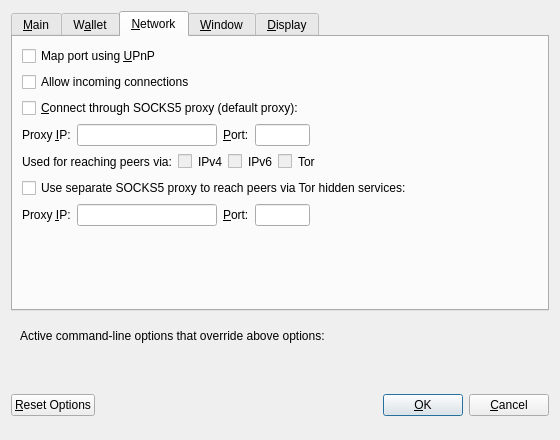
This is src/qt/forms/optionsdialog.ui in bitcoincore-dev/bitcoin-2001-863168-294116-d812cf1189 as Qt 5 draws it before an edit. The edited form follows.
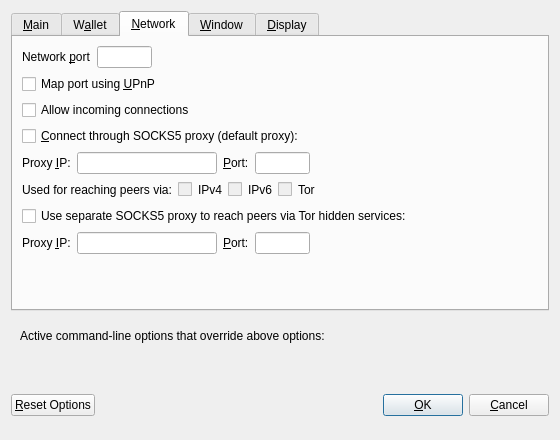
This is the edited form. The open tabs and pages were chosen to show the change. Custom widgets are drawn as their Qt base class.

Commit message:
[Qt] Adding network port to GUI settings, fixes #7039
Adds Network port input box to the Network tab in the Options dialog.
-port takes priority over the GUI setting.
If left blank, it will default to the default port

Patch:
```diff
--- a/src/qt/forms/optionsdialog.ui
+++ b/src/qt/forms/optionsdialog.ui
@@ -186,6 +186,55 @@
        <string>&amp;Network</string>
       </attribute>
       <layout class="QVBoxLayout" name="verticalLayout_Network">
+       <item>
+        <layout class="QHBoxLayout" name="horizontalLayout_1_Network">
+         <item>
+          <widget class="QLabel" name="networkPortLabel">
+           <property name="text">
+            <string>Network &amp;port</string>
+           </property>
+           <property name="textFormat">
+            <enum>Qt::PlainText</enum>
+           </property>
+           <property name="buddy">
+            <cstring>networkPort</cstring>
+           </property>
+          </widget>
+         </item>
+         <item>
+          <widget class="QLineEdit" name="networkPort">
+           <property name="minimumSize">
+            <size>
+             <width>55</width>
+             <height>0</height>
+            </size>
+           </property>
+           <property name="maximumSize">
+            <size>
+             <width>55</width>
+             <height>16777215</height>
+            </size>
+           </property>
+           <property name="toolTip">
+            <string>Network port (e.g. 8333)</string>
+           </property>
+          </widget>
+         </item>
+         <item>
+          <spacer name="horizontalSpacer_1_Network">
+           <property name="orientation">
+            <enum>Qt::Horizontal</enum>
+           </property>
+           <property name="sizeHint" stdset="0">
+            <size>
+             <width>40</width>
+             <height>20</height>
+            </size>
+           </property>
+          </spacer>
+         </item>
+        </layout>
+       </item>
        <item>
         <widget class="QCheckBox" name="mapPortUpnp">
          <property name="toolTip">
@@ -217,7 +266,7 @@
         </widget>
        </item>
        <item>
-        <layout class="QHBoxLayout" name="horizontalLayout_1_Network">
+        <layout class="QHBoxLayout" name="horizontalLayout_2_Network">
          <item>
           <widget class="QLabel" name="proxyIpLabel">
            <property name="text">
@@ -283,7 +332,7 @@
           </widget>
          </item>
          <item>
-          <spacer name="horizontalSpacer_1_Network">
+          <spacer name="horizontalSpacer_2_Network">
            <property name="orientation">
             <enum>Qt::Horizontal</enum>
            </property>
@@ -298,7 +347,7 @@
         </layout>
        </item>
        <item>
-        <layout class="QHBoxLayout" name="horizontalLayout_2_Network">
+        <layout class="QHBoxLayout" name="horizontalLayout_3_Network">
          <item>
           <widget class="QLabel" name="proxyActiveNets">
            <property name="text">
@@ -379,7 +428,7 @@
           </widget>
          </item>
          <item>
-          <spacer name="horizontalSpacer_2_Network">
+          <spacer name="horizontalSpacer_3_Network">
            <property name="orientation">
             <enum>Qt::Horizontal</enum>
            </property>
@@ -404,7 +453,7 @@
         </widget>
        </item>
        <item>
-        <layout class="QHBoxLayout" name="horizontalLayout_3_Network">
+        <layout class="QHBoxLayout" name="horizontalLayout_4_Network">
          <item>
           <widget class="QLabel" name="proxyIpTorLabel">
            <property name="text">
```
The commit also changes 3 other files.
